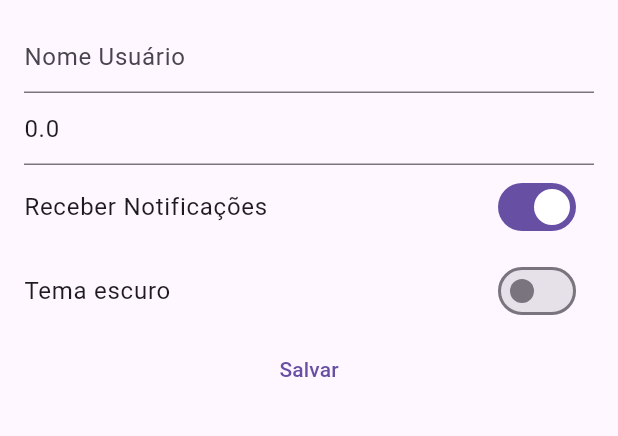
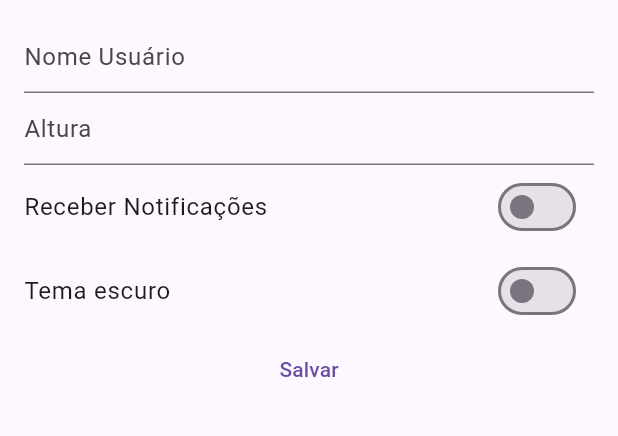
Before and after one commit to guilhermepaiter/LoginPage, a Flutter app: the CustomDrawer widget shown alone on an empty page, opened directly, after a tap on "Configurações", after a tap on "Receber Notificações", on a phone screen of 412 x 824 dp, the part 63-499 px from its top. Run offline on Flutter 3.47's test engine with Material 3 defaults, Android fonts, the phone set to English and light mode, and no system bars; our stand-ins replace google_fonts, hive, shared_preferences; accounts and stored records are empty; network calls fail.

Commit message:
usando o Hive Puro com o uso de model

```diff
--- a/lib/Page/configuracoes_page.dart
+++ b/lib/Page/configuracoes/configuracoes_hive.dart
@@ -1,37 +1,32 @@
 import 'package:flutter/material.dart';
-import 'package:flutter/widgets.dart';
-import 'package:trilhaapp/services/app_storage_service.dart';
+import 'package:trilhaapp/model/configuracoes_model.dart';
+import 'package:trilhaapp/repositories/configuracoes_repository.dart';
 
-class ConfiguracoesPage extends StatefulWidget {
-  const ConfiguracoesPage({super.key});
+class ConfiguracoesHivePage extends StatefulWidget {
+  const ConfiguracoesHivePage({super.key});
 
   @override
-  State<ConfiguracoesPage> createState() => _ConfiguracoesPageState();
+  State<ConfiguracoesHivePage> createState() => _ConfiguracoesHivePageState();
 }
 
-class _ConfiguracoesPageState extends State<ConfiguracoesPage> {
-  AppStorageService storage = AppStorageService();
+class _ConfiguracoesHivePageState extends State<ConfiguracoesHivePage> {
+  late ConfiguracoesRepository configuracoesRepository;
+  var configuracoesModel = ConfiguracoesModel.vazio();
 
   TextEditingController nomeUsuarioController = TextEditingController();
   TextEditingController alturaController = TextEditingController();
 
-  String? nomeUsuario;
-  double? altura;
-  bool receberNofitication = false;
-  bool temaEscuro = false;
-
   @override
   void initState() {
-    // TODO: implement ==
     super.initState();
     carregarDados();
   }
 
   carregarDados() async {
-    nomeUsuarioController.text = await storage.getConfiguracoesNomeUsuario();
-    alturaController.text = (await storage.getConfiguracoesAltura()).toString();
-    receberNofitication = await storage.getConfiguracoesReceberNotificacao();
-    temaEscuro = await storage.getConfiguracoesTema();
+    configuracoesRepository = await configuracoesRepository.load();
+    configuracoesModel = configuracoesRepository.obterDados();
+    nomeUsuarioController.text = configuracoesModel.nomeUsuario;
+    alturaController.text = configuracoesModel.altura.toString();
     setState(() {});
   }
 
@@ -40,75 +35,74 @@ class _ConfiguracoesPageState extends State<ConfiguracoesPage> {
     return SafeArea(
         child: Scaffold(
             appBar: AppBar(
-              title: Text("Configurações"),
+              title: const Text("Configurações"),
             ),
             body: Container(
                 child: ListView(
               children: [
                 Padding(
-                  padding: EdgeInsets.symmetric(horizontal: 16),
+                  padding: const EdgeInsets.symmetric(horizontal: 16),
                   child: TextField(
-                    decoration: InputDecoration(
+                    decoration: const InputDecoration(
                       hintText: "Nome Usuário",
                     ),
                     controller: nomeUsuarioController,
                   ),
                 ),
                 Padding(
-                  padding: EdgeInsets.symmetric(horizontal: 16),
+                  padding: const EdgeInsets.symmetric(horizontal: 16),
                   child: TextField(
                     keyboardType: TextInputType.number,
-                    decoration: InputDecoration(hintText: "Altura"),
+                    decoration: const InputDecoration(hintText: "Altura"),
                     controller: alturaController,
                   ),
                 ),
                 SwitchListTile(
-                    title: Text("Receber Notificações"),
-                    value: receberNofitication,
+                    title: const Text("Receber Notificações"),
+                    value: configuracoesModel.receberNotificacao,
                     onChanged: (bool value) {
                       setState(() {
-                        receberNofitication = !receberNofitication;
+                        configuracoesModel.receberNotificacao =
+                            configuracoesModel.receberNotificacao;
                       });
                     }),
                 SwitchListTile(
-                    title: Text("Tema escuro"),
-                    value: temaEscuro,
+                    title: const Text("Tema escuro"),
+                    value: configuracoesModel.temaEscuro,
                     onChanged: (bool value) {
                       setState(() {
-                        temaEscuro = value;
+                        configuracoesModel.temaEscuro = value;
                       });
                     }),
                 TextButton(
                     onPressed: () async {
                       FocusManager.instance.primaryFocus?.unfocus();
                       try {
-                        await storage.setConfiguracoesAltura(
-                            double.parse(alturaController.text));
+                        configuracoesModel.altura =
+                            double.parse(alturaController.text);
                       } catch (e) {
                         showDialog(
                             context: context,
                             builder: (_) {
                               return AlertDialog(
-                                  title: Text("Meu App"),
-                                  content:
-                                      Text("Favor informar uma altura válida!"),
+                                  title: const Text("Meu App"),
+                                  content: const Text(
+                                      "Favor informar uma altura válida!"),
                                   actions: [
                                     TextButton(
                                         onPressed: () {
                                           Navigator.pop(context);
                                         },
-                                        child: Text("Ok"))
+                                        child: const Text("Ok"))
                                   ]);
                             });
                       }
-                      await storage.setConfiguracoesNomeUsuario(
-                          nomeUsuarioController.text);
-                      await storage.setConfiguracoesReceberNotificacao(
-                          receberNofitication);
-                      await storage.setConfiguracoesTema(temaEscuro);
+                      configuracoesModel.nomeUsuario =
+                          (nomeUsuarioController.text);
+                      configuracoesRepository.salvar(configuracoesModel);
                       Navigator.pop(context);
                     },
-                    child: Text("Salvar"))
+                    child: const Text("Salvar"))
               ],
             ))));
   }
--- /dev/null
+++ b/lib/model/configuracoes_model.dart
@@ -0,0 +1,40 @@
+class ConfiguracoesModel {
+  String _nomeUsuario = "";
+  double _altura = 0;
+  bool _receberNotificacao = false;
+  bool _temaEscuro = false;
+
+  ConfiguracoesModel.vazio() {
+    _nomeUsuario = "";
+    _altura = 0;
+    _receberNotificacao = false;
+    _temaEscuro = false;
+  }
+
+  ConfiguracoesModel(this._nomeUsuario, this._altura, this._receberNotificacao,
+      this._temaEscuro);
+
+  String get nomeUsuario => _nomeUsuario;
+
+  void set nomeUsuario(String nomeUsuario) {
+    _nomeUsuario = nomeUsuario;
+  }
+
+  double get altura => _altura;
+
+  void set altura(double altura) {
+    _altura = altura;
+  }
+
+  bool get receberNotificacao => _receberNotificacao;
+
+  void set receberNotificacao(bool receberNotificacao) {
+    _receberNotificacao = receberNotificacao;
+  }
+
+  bool get temaEscuro => _temaEscuro;
+
+  void set temaEscuro(bool temaEscuro) {
+    _temaEscuro = temaEscuro;
+  }
+}
--- a/lib/widgets/custom_drawer.dart
+++ b/lib/widgets/custom_drawer.dart
@@ -1,9 +1,8 @@
 import 'package:flutter/material.dart';
-import 'package:trilhaapp/Page/configuracoes_page.dart';
+import 'package:trilhaapp/Page/configuracoes/configuracoes_hive.dart';
 import 'package:trilhaapp/Page/dados_cadastrais.dart';
 import 'package:trilhaapp/Page/login_page.dart';
 import 'package:trilhaapp/Page/numeros_aleatorios/numeros_aleatorios_hive.dart';
-import 'package:trilhaapp/Page/numeros_aleatorios/numeros_aleatorios_shared_preferences.dart';
 
 class CustomDrawer extends StatelessWidget {
   const CustomDrawer({super.key});
@@ -108,8 +107,7 @@ class CustomDrawer extends StatelessWidget {
               Navigator.push(
                   context,
                   MaterialPageRoute(
-                      builder: (bc) =>
-                          const NumerosAleatoriosPageHive()));
+                      builder: (bc) => const NumerosAleatoriosPageHive()));
             },
           ),
           const Divider(),
@@ -133,7 +131,8 @@ class CustomDrawer extends StatelessWidget {
               Navigator.push(
                   context,
                   MaterialPageRoute(
-                      builder: (bc) => const ConfiguracoesPage()));
+                      builder: (bc) =>
+                          const ConfiguracoesHivePage()));
             },
           ),
           const Divider(),
```
Also changed, not shown: lib/Page/configuracoes/configuracoes_shared_preferences_page.dart (added, +116 -0 lines), lib/repositories/configuracoes_repository.dart (added, +38 -0 lines).
